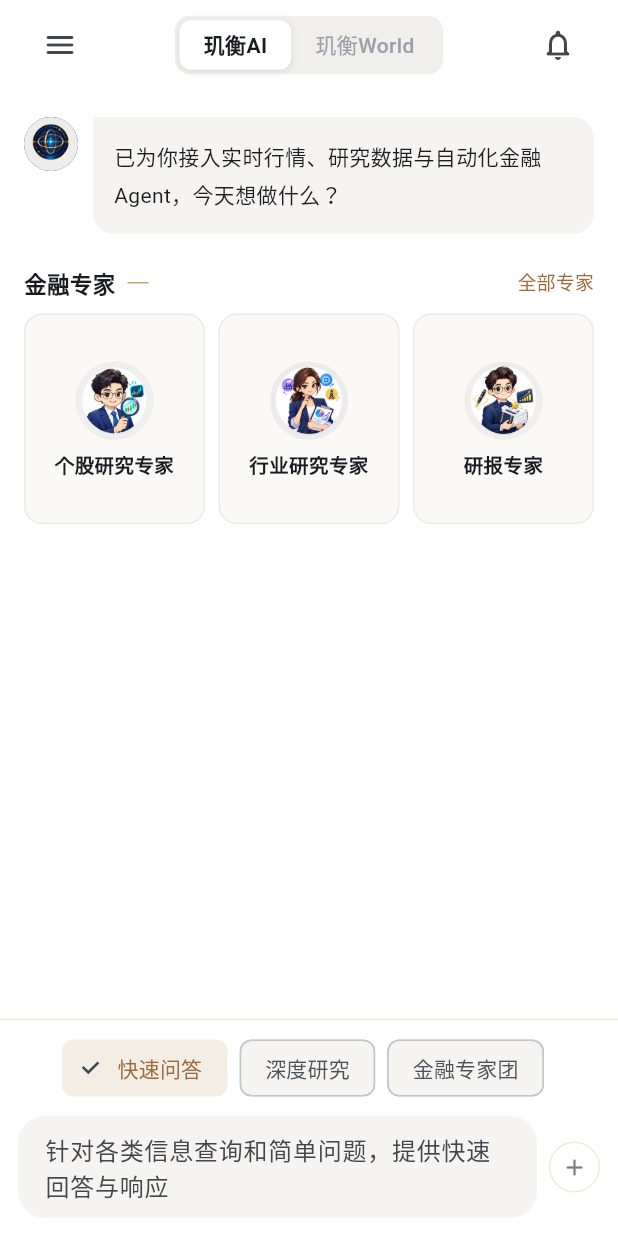
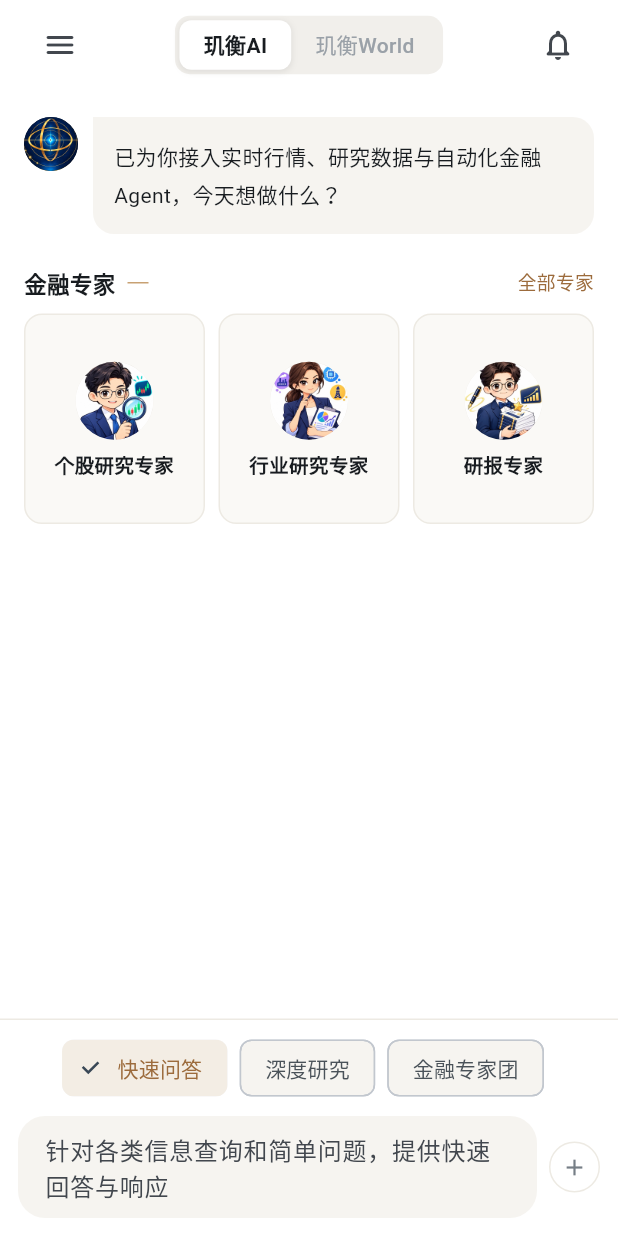
Before and after one commit to Lzhtommy/Jiheng, a Flutter app: the screen it shows after launch, after a tap on "发送短信", after a tap on "登录", after a tap on "后端不可用时进入演示模式", on a phone screen of 412 x 824 dp. Run offline on Flutter 3.47's test engine with Material 3 defaults, Android fonts, the phone set to English and light mode, and no system bars; our stand-ins replace flutter_secure_storage; network calls fail; Roboto replaces fonts that are missing (PingFang SC).

Commit message:
Fix Flutter logo and image scaling

```diff
--- a/jiheng_ai_flutter/lib/main.dart
+++ b/jiheng_ai_flutter/lib/main.dart
@@ -1040,6 +1040,7 @@ class _LoginViewState extends State<LoginView> {
       await widget.state
           .sendSms(phone.text.trim(), captcha.text.trim(), captchaId);
       sms.text = '000000';
+      await _loadCaptcha(clearInput: true);
       if (mounted) widget.state.snack('已填入默认短信验证码 000000');
     } catch (e) {
       if (mounted) setState(() => error = '短信发送失败：$e');
@@ -1110,7 +1111,10 @@ class _LoginViewState extends State<LoginView> {
                         )
                       ],
                     ),
-                    child: Image.asset('logo.png', fit: BoxFit.contain),
+                    child: Transform.scale(
+                      scale: 1.72,
+                      child: Image.asset('logo.png', fit: BoxFit.cover),
+                    ),
                   ),
                 ),
                 SizedBox(height: compact ? 14 : 18),
@@ -1673,7 +1677,10 @@ class ExpertGrid extends StatelessWidget {
                     shape: BoxShape.circle,
                     border: Border.all(color: C.line),
                   ),
-                  child: Image.asset(image, fit: BoxFit.cover),
+                  child: Transform.scale(
+                    scale: 1.28,
+                    child: Image.asset(image, fit: BoxFit.cover),
+                  ),
                 ),
                 const SizedBox(height: 8),
                 Text(name,
@@ -3140,7 +3147,10 @@ class ExpertSheet extends StatelessWidget {
                               shape: BoxShape.circle,
                               border: Border.all(color: C.line),
                             ),
-                            child: Image.asset(e[1], fit: BoxFit.cover),
+                            child: Transform.scale(
+                              scale: 1.28,
+                              child: Image.asset(e[1], fit: BoxFit.cover),
+                            ),
                           ),
                           title: Text(e[0]),
                           subtitle: Text(e[2]),
@@ -3231,7 +3241,10 @@ class BrandAvatar extends StatelessWidget {
       height: size,
       clipBehavior: Clip.antiAlias,
       decoration: const BoxDecoration(shape: BoxShape.circle, color: C.ink),
-      child: Image.asset('logo.png', fit: BoxFit.contain),
+      child: Transform.scale(
+        scale: 1.72,
+        child: Image.asset('logo.png', fit: BoxFit.cover),
+      ),
     );
   }
 }
```
Also changed, not shown: jiheng_ai_flutter/logo.png.
